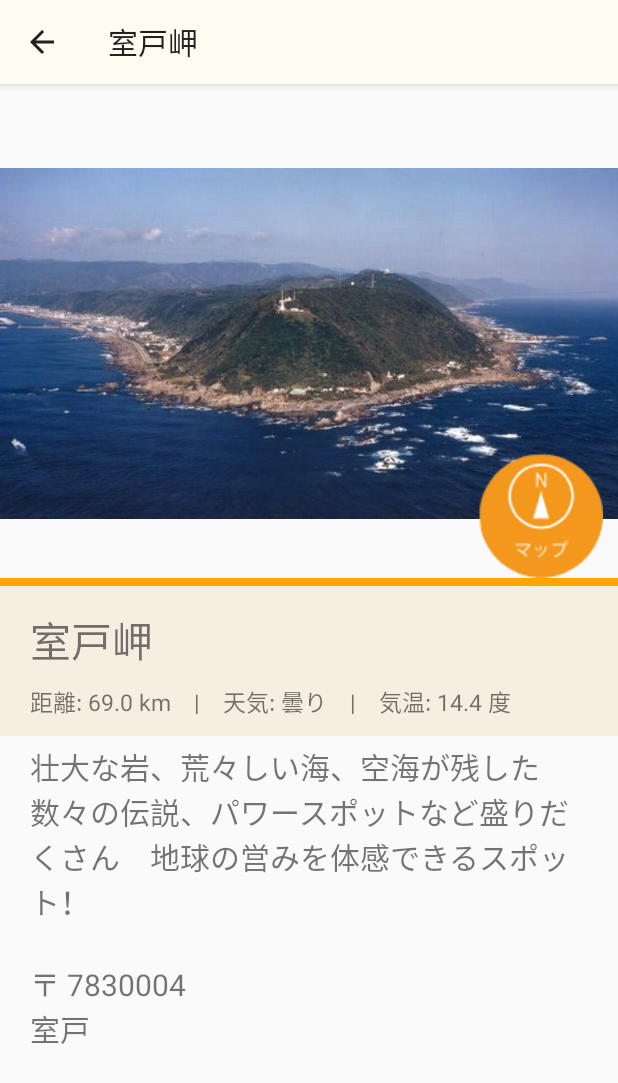
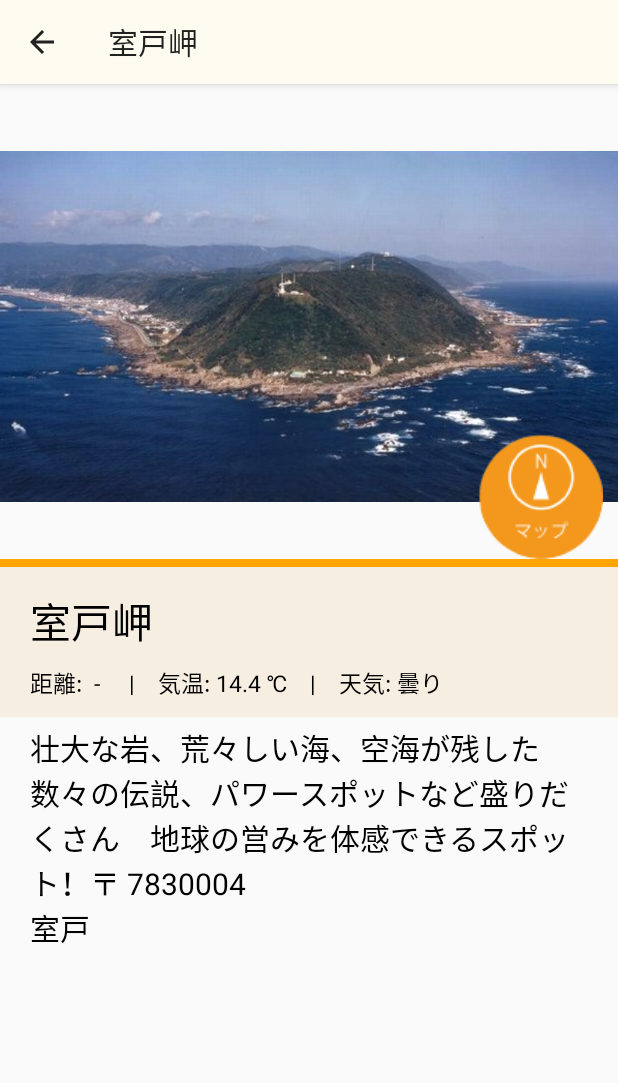
Before and after one commit to dmarchkut/kochitabi_android, an Android app: the screen it shows after launch (SpotDetailActivity), after a tap on an icon or button, on a phone screen of 412 x 824 dp. Shown: the top 1083 px of the screen. Run offline under Robolectric (Android 15) with nearby library versions, the phone set to English and light mode, and no system bars.

Commit message:
Detail結合

```diff
--- a/app/src/main/java/jp/dmarch/kochitabi/SpotDetailActivity.java
+++ b/app/src/main/java/jp/dmarch/kochitabi/SpotDetailActivity.java
@@ -9,7 +9,6 @@ import android.view.View;
 import android.widget.ImageButton;
 import android.widget.ImageView;
 import android.widget.TextView;
-
 import java.math.BigDecimal;
 import java.util.HashMap;
 import java.util.Map;
@@ -122,10 +121,6 @@ public class SpotDetailActivity extends AppCompatActivity {
 
         // LocationAcquisitionのgetDistanceから現在地～観光地の距離を取得する
         Double distance = locationAcquisition.getDistance(currentLocation, spotLocation);
-        if (distance == null || distance.equals(NaN)) distance = 0.0;
-        BigDecimal distanceBi = new BigDecimal(String.valueOf(distance));
-        //小数第2位で四捨五入
-        distance = distanceBi.setScale(1, BigDecimal.ROUND_HALF_UP).doubleValue();
 
         // 取得したデータを引数として、displaySpotDetailを呼び出し、情報を画面に表示する
         displaySpotDetail(spotData, environmentData, spotText, distance);
@@ -151,7 +146,8 @@ public class SpotDetailActivity extends AppCompatActivity {
         temperature = temperatureBi.setScale(1, BigDecimal.ROUND_HALF_UP).doubleValue();        //小数第2位で四捨五入
 
         String sep = System.getProperty("line.separator");
-        String spotIntroduce = spotText + sep + sep + "〒 " + postalCode + sep + streetAddress;
+        spotText = spotText.replace("。", "。\n\n");
+        String spotIntroduce = spotText + "〒 " + postalCode + sep + streetAddress;
 
 
         // XMLとの対応付けを行う
@@ -160,9 +156,20 @@ public class SpotDetailActivity extends AppCompatActivity {
         TextView spotDetailText = (TextView)findViewById(R.id.spotDetailTextView); // 観光地案内テキスト
         ImageView spotImage = (ImageView) findViewById(R.id.spotImageView); // 観光地写真
 
+
+        String distanceText;
+        if (distance.equals(NaN)) {
+            BigDecimal distanceBi = new BigDecimal(String.valueOf(distance));
+            //小数第2位で四捨五入
+            distance = distanceBi.setScale(1, BigDecimal.ROUND_HALF_UP).doubleValue();
+            distanceText = String.valueOf(distance) + " km";
+        }else{
+            distanceText = " - ";
+        }
+
         // 表示する内容をセットする
         spotNameText.setText(spotName); // 観光地名
-        spotInfoText.setText("距離: " + String.valueOf(distance) + " km　|　天気: "+ weather + "　|　気温: " + String.valueOf(temperature) + " 度"); // 距離
+        spotInfoText.setText("距離: " + distanceText + "　|　気温: " + String.valueOf(temperature) + " ℃　|　天気: "+ weather); // 距離
         spotDetailText.setMovementMethod(ScrollingMovementMethod.getInstance()); // 観光地案内テキスト(スクロール)
         spotDetailText.setText(spotIntroduce); //　観光地案内テキスト
 
--- a/app/src/main/res/layout/activity_spotdetail.xml
+++ b/app/src/main/res/layout/activity_spotdetail.xml
@@ -12,9 +12,10 @@
 
         <ImageView
             android:id="@+id/spotImageView"
-            android:layout_width="fill_parent"
+            android:layout_width="wrap_content"
             android:layout_height="0dp"
-            android:layout_weight="2.3"
+            android:layout_weight="2"
+            android:layout_gravity="center"
             android:adjustViewBounds="true" />
 
 
@@ -24,7 +25,7 @@
             android:layout_height="wrap_content"
             android:layout_gravity="right"
             android:layout_marginEnd="10dp"
-            android:layout_marginTop="-100dp"
+            android:layout_marginTop="-90dp"
             android:background="#00000000"
             app:srcCompat="@drawable/map_jump_button" />
 
@@ -45,7 +46,8 @@
             android:layout_height="40dp"
             android:layout_marginStart="20dp"
             android:layout_marginTop="25dp"
-            android:textSize="27sp" />
+            android:textSize="27sp"
+            android:textColor="#000000"/>
 
 
         <TextView
@@ -54,7 +56,8 @@
             android:layout_height="30dp"
             android:layout_marginStart="20dp"
             android:layout_marginTop="10dp"
-            android:textSize="15sp" />
+            android:textSize="15sp"
+            android:textColor="#000000"/>
 
         <TextView
             android:id="@+id/spotDetailTextView"
@@ -66,7 +69,8 @@
             android:layout_marginTop="10dp"
             android:maxLines="10"
             android:scrollbars="vertical"
-            android:textSize="20sp" />
+            android:textSize="20sp"
+            android:textColor="#000000"/>
 
     </LinearLayout>
 
```
